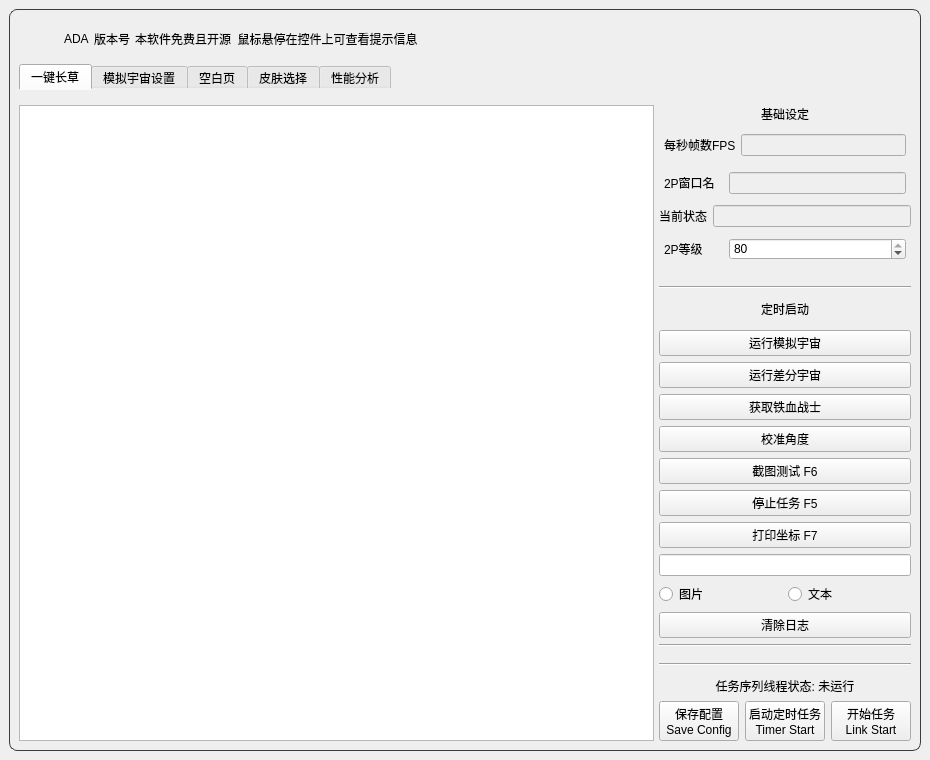
Above: ui/ADA.ui from Illusory-moon/Simulated_Scepter before the change. Below: the same form after it.
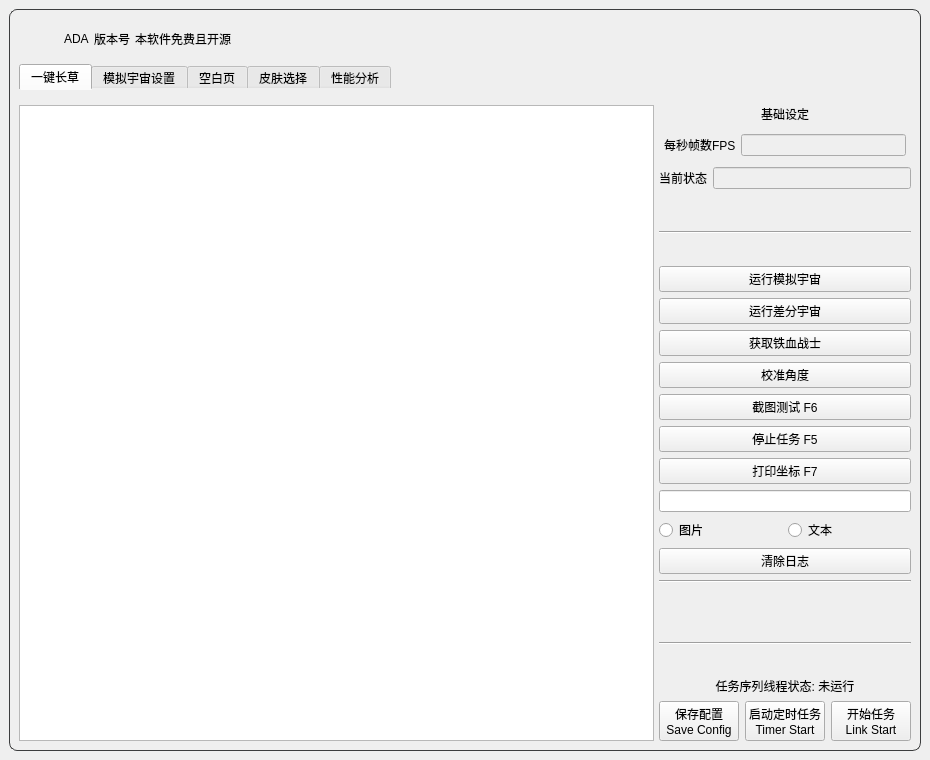
That is the form after the change. Icons and pictures are not drawn.

```diff
--- a/ui/ADA.ui
+++ b/ui/ADA.ui
@@ -211,7 +211,7 @@
              </sizepolicy>
             </property>
             <property name="text">
-             <string>本软件免费且开源  鼠标悬停在控件上可查看提示信息</string>
+             <string>本软件免费且开源  </string>
             </property>
             <property name="alignment">
              <set>Qt::AlignLeading|Qt::AlignLeft|Qt::AlignVCenter</set>
@@ -437,7 +437,7 @@
               </layout>
              </item>
              <item>
-              <layout class="QVBoxLayout" name="Lay_Tab1_Right" stretch="0,0,0,0,0,0,0,0,0,0,0,0,0,0,0,0,0,0,0,0,0,0,0,0,0,0,0,0,0">
+              <layout class="QVBoxLayout" name="Lay_Tab1_Right" stretch="0,0,0,0,0,0,0,0,0,0,0,0,0,0,0,0,0,0,0,0,0,0,0,0,0,0,0">
                <property name="spacing">
                 <number>6</number>
                </property>
@@ -564,7 +564,7 @@
                 </layout>
                </item>
                <item>
-                <layout class="QHBoxLayout" name="Lay_BaseConfig2" stretch="1">
+                <layout class="QHBoxLayout" name="Lay_BaseConfig2" stretch="">
                  <property name="leftMargin">
                   <number>0</number>
                  </property>
@@ -577,90 +577,6 @@
                  <property name="bottomMargin">
                   <number>0</number>
                  </property>
-                 <item>
-                  <layout class="QHBoxLayout" name="LayBaseConfig1_Right">
-                   <property name="spacing">
-                    <number>5</number>
-                   </property>
-                   <property name="sizeConstraint">
-                    <enum>QLayout::SetDefaultConstraint</enum>
-                   </property>
-                   <property name="leftMargin">
-                    <number>5</number>
-                   </property>
-                   <property name="topMargin">
-                    <number>5</number>
-                   </property>
-                   <property name="rightMargin">
-                    <number>5</number>
-                   </property>
-                   <property name="bottomMargin">
-                    <number>5</number>
-                   </property>
-                   <item>
-                    <widget class="QLabel" name="Name2P_Text">
-                     <property name="sizePolicy">
-                      <sizepolicy hsizetype="Fixed" vsizetype="Fixed">
-                       <horstretch>0</horstretch>
-                       <verstretch>0</verstretch>
-                      </sizepolicy>
-                     </property>
-                     <property name="minimumSize">
-                      <size>
-                       <width>60</width>
-                       <height>0</height>
-                      </size>
-                     </property>
-                     <property name="maximumSize">
-                      <size>
-                       <width>16777215</width>
-                       <height>16777215</height>
-                      </size>
-                     </property>
-                     <property name="text">
-                      <string>2P窗口名</string>
-                     </property>
-                    </widget>
-                   </item>
-                   <item>
-                    <widget class="QLineEdit" name="Name2P_Input">
-                     <property name="enabled">
-                      <bool>false</bool>
-                     </property>
-                     <property name="sizePolicy">
-                      <sizepolicy hsizetype="Expanding" vsizetype="Fixed">
-                       <horstretch>0</horstretch>
-                       <verstretch>0</verstretch>
-                      </sizepolicy>
-                     </property>
-                     <property name="minimumSize">
-                      <size>
-                       <width>0</width>
-                       <height>0</height>
-                      </size>
-                     </property>
-                     <property name="maximumSize">
-                      <size>
-                       <width>200</width>
-                       <height>16777215</height>
-                      </size>
-                     </property>
-                     <property name="tabletTracking">
-                      <bool>false</bool>
-                     </property>
-                     <property name="toolTip">
-                      <string>请使用下方拖动功能, 获取该参数</string>
-                     </property>
-                     <property name="autoFillBackground">
-                      <bool>false</bool>
-                     </property>
-                     <property name="text">
-                      <string/>
-                     </property>
-                    </widget>
-                   </item>
-                  </layout>
-                 </item>
                 </layout>
                </item>
                <item>
@@ -682,7 +598,7 @@
                 </layout>
                </item>
                <item>
-                <layout class="QHBoxLayout" name="Lay_BaseConfig3" stretch="1">
+                <layout class="QHBoxLayout" name="Lay_BaseConfig3" stretch="">
                  <property name="leftMargin">
                   <number>0</number>
                  </property>
@@ -695,87 +611,6 @@
                  <property name="bottomMargin">
                   <number>0</number>
                  </property>
-                 <item>
-                  <layout class="QHBoxLayout" name="horizontalLayout_16">
-                   <property name="spacing">
-                    <number>5</number>
-                   </property>
-                   <property name="sizeConstraint">
-                    <enum>QLayout::SetDefaultConstraint</enum>
-                   </property>
-                   <property name="leftMargin">
-                    <number>5</number>
-                   </property>
-                   <property name="topMargin">
-                    <number>5</number>
-                   </property>
-                   <property name="rightMargin">
-                    <number>5</number>
-                   </property>
-                   <property name="bottomMargin">
-                    <number>5</number>
-                   </property>
-                   <item>
-                    <widget class="QLabel" name="Level2P_Text">
-                     <property name="sizePolicy">
-                      <sizepolicy hsizetype="Fixed" vsizetype="Fixed">
-                       <horstretch>0</horstretch>
-                       <verstretch>0</verstretch>
-                      </sizepolicy>
-                     </property>
-                     <property name="minimumSize">
-                      <size>
-                       <width>60</width>
-                       <height>0</height>
-                      </size>
-                     </property>
-                     <property name="maximumSize">
-                      <size>
-                       <width>16777215</width>
-                       <height>16777215</height>
-                      </size>
-                     </property>
-                     <property name="text">
-                      <string>2P等级</string>
-                     </property>
-                    </widget>
-                   </item>
-                   <item>
-                    <widget class="QSpinBox" name="Level2P_Input">
-                     <property name="sizePolicy">
-                      <sizepolicy hsizetype="Expanding" vsizetype="Fixed">
-                       <horstretch>0</horstretch>
-                       <verstretch>0</verstretch>
-                      </sizepolicy>
-                     </property>
-                     <property name="minimumSize">
-                      <size>
-                       <width>0</width>
-                       <height>0</height>
-                      </size>
-                     </property>
-                     <property name="maximumSize">
-                      <size>
-                       <width>200</width>
-                       <height>16777215</height>
-                      </size>
-                     </property>
-                     <property name="toolTip">
-                      <string>您游戏角色的等级</string>
-                     </property>
-                     <property name="minimum">
-                      <number>1</number>
-                     </property>
-                     <property name="maximum">
-                      <number>80</number>
-                     </property>
-                     <property name="value">
-                      <number>80</number>
-                     </property>
-                    </widget>
-                   </item>
-                  </layout>
-                 </item>
                 </layout>
                </item>
                <item>
@@ -817,32 +652,6 @@
                  </property>
                 </widget>
                </item>
-               <item>
-                <spacer name="verticalSpacer_4">
-                 <property name="orientation">
-                  <enum>Qt::Vertical</enum>
-                 </property>
-                 <property name="sizeHint" stdset="0">
-                  <size>
-                   <width>20</width>
-                   <height>40</height>
-                  </size>
-                 </property>
-                </spacer>
-               </item>
-               <item>
-                <widget class="QLabel" name="Label_Timer">
-                 <property name="toolTip">
-                  <string/>
-                 </property>
-                 <property name="text">
-                  <string>定时启动</string>
-                 </property>
-                 <property name="alignment">
-                  <set>Qt::AlignCenter</set>
-                 </property>
-                </widget>
-               </item>
                <item>
                 <spacer name="verticalSpacer">
                  <property name="orientation">
```
Left out of the diff: 12 changed lines with no effect on the pictures.
